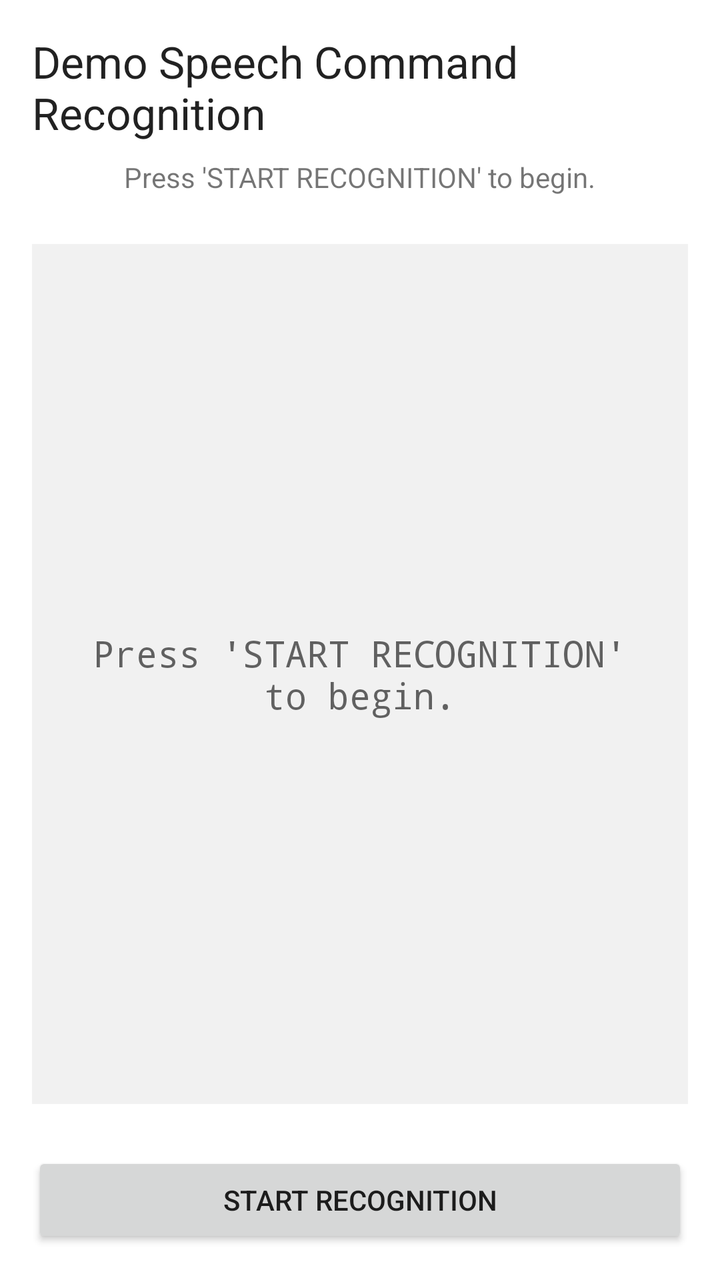
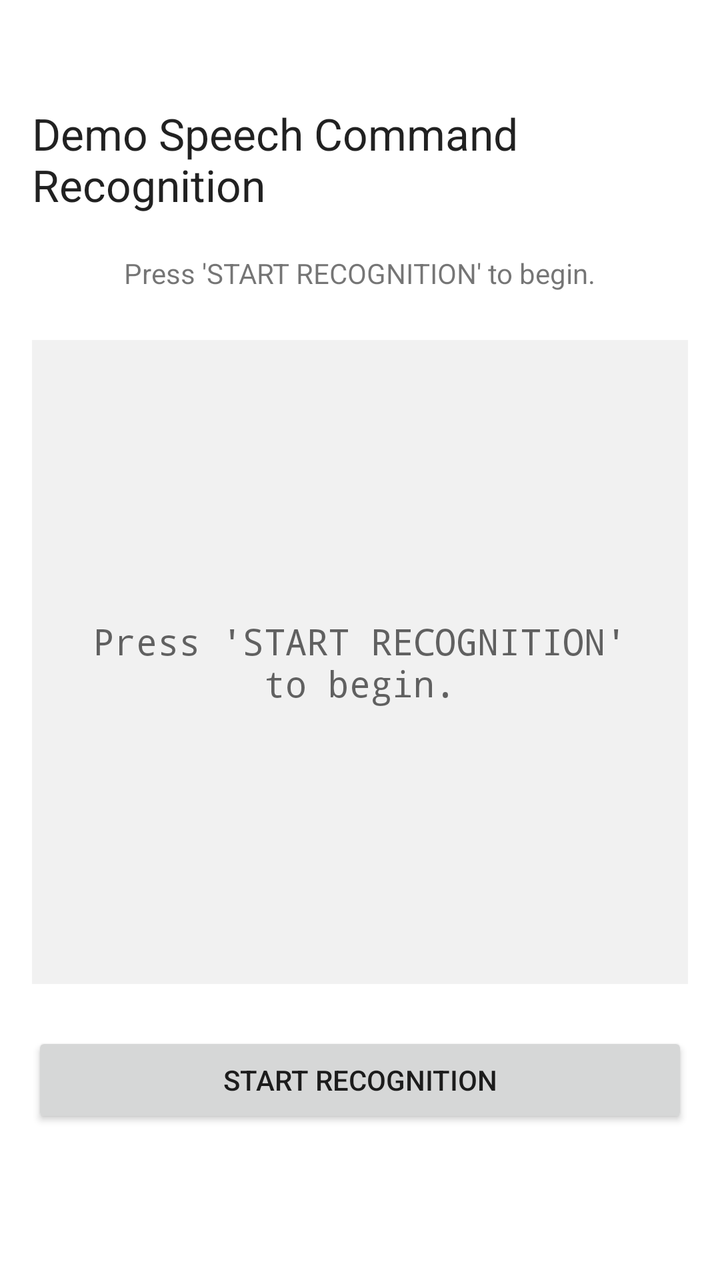

Screens rendered from an Android XML layout before and after an edit, with the pre-edit source and the edit as a unified diff.
<!-- AndroidManifest.xml: application theme Theme.DemoAppMLHD -->
<!-- res/layout/layout.xml -->
<?xml version="1.0" encoding="utf-8"?>
<androidx.constraintlayout.widget.ConstraintLayout xmlns:android="http://schemas.android.com/apk/res/android"
    xmlns:app="http://schemas.android.com/apk/res-auto"
    xmlns:tools="http://schemas.android.com/tools"
    android:layout_width="match_parent"
    android:layout_height="match_parent"
    android:padding="16dp"
    tools:context=".MainActivity">

    <TextView
        android:id="@+id/textViewTitle"
        android:layout_width="wrap_content"
        android:layout_height="wrap_content"
        android:text="@string/demo_speech_command_recognition"
        android:textAppearance="@style/TextAppearance.AppCompat.Large"
        app:layout_constraintEnd_toEndOf="parent"
        app:layout_constraintStart_toStartOf="parent"
        app:layout_constraintTop_toTopOf="parent" />

    <TextView
        android:id="@+id/textViewSubtitle"
        android:layout_width="wrap_content"
        android:layout_height="wrap_content"
        android:layout_marginTop="8dp"
        android:text="@string/press_start_recognition_to_begin"
        app:layout_constraintEnd_toEndOf="parent"
        app:layout_constraintStart_toStartOf="parent"
        app:layout_constraintTop_toBottomOf="@+id/textViewTitle" />

    <TextView
        android:id="@+id/textViewResults"
        android:layout_width="0dp"
        android:layout_height="0dp"
        android:layout_marginTop="24dp"
        android:layout_marginBottom="24dp"
        android:background="#F1F1F1"
        android:gravity="center"
        android:padding="16dp"
        android:scrollbars="vertical"
        android:text="@string/press_start_recognition_to_begin"
        android:textAppearance="@style/TextAppearance.AppCompat.Medium"
        android:fontFamily="monospace"
        app:layout_constraintBottom_toTopOf="@+id/buttonStart"
        app:layout_constraintEnd_toEndOf="parent"
        app:layout_constraintStart_toStartOf="parent"
        app:layout_constraintTop_toBottomOf="@+id/textViewSubtitle" />

    <ProgressBar
        android:id="@+id/progressBar"
        style="?android:attr/progressBarStyleHorizontal"
        android:layout_width="0dp"
        android:layout_height="wrap_content"
        android:indeterminate="true"
        android:visibility="gone"
        app:layout_constraintBottom_toTopOf="@+id/buttonStart"
        app:layout_constraintEnd_toEndOf="parent"
        app:layout_constraintStart_toStartOf="parent"
        tools:visibility="visible"/>


    <Button
        android:id="@+id/buttonStart"
        android:layout_width="0dp"
        android:layout_height="wrap_content"
        android:text="@string/start_recognition"
        app:layout_constraintBottom_toBottomOf="parent"
        app:layout_constraintEnd_toEndOf="parent"
        app:layout_constraintStart_toStartOf="parent" />

</androidx.constraintlayout.widget.ConstraintLayout>
<!-- resources referenced by this layout -->
<resources>
  <string name="demo_speech_command_recognition">Demo Speech Command Recognition</string>
  <string name="press_start_recognition_to_begin">Press \'START RECOGNITION\' to begin.</string>
  <string name="start_recognition">START RECOGNITION</string>
  <style name="Theme.DemoAppMLHD" parent="Theme.MaterialComponents.DayNight.NoActionBar" />
</resources>

<!-- the commit's change to res/layout/layout.xml (unified diff, before → after) -->
@@ -11,6 +11,7 @@
         android:id="@+id/textViewTitle"
         android:layout_width="wrap_content"
         android:layout_height="wrap_content"
+        android:layout_marginTop="36dp"
         android:text="@string/demo_speech_command_recognition"
         android:textAppearance="@style/TextAppearance.AppCompat.Large"
         app:layout_constraintEnd_toEndOf="parent"
@@ -21,7 +22,7 @@
         android:id="@+id/textViewSubtitle"
         android:layout_width="wrap_content"
         android:layout_height="wrap_content"
-        android:layout_marginTop="8dp"
+        android:layout_marginTop="20dp"
         android:text="@string/press_start_recognition_to_begin"
         app:layout_constraintEnd_toEndOf="parent"
         app:layout_constraintStart_toStartOf="parent"
@@ -45,26 +46,30 @@
         app:layout_constraintStart_toStartOf="parent"
         app:layout_constraintTop_toBottomOf="@+id/textViewSubtitle" />
 
+
     <ProgressBar
         android:id="@+id/progressBar"
         style="?android:attr/progressBarStyleHorizontal"
         android:layout_width="0dp"
         android:layout_height="wrap_content"
+        android:layout_marginBottom="4dp"
         android:indeterminate="true"
         android:visibility="gone"
         app:layout_constraintBottom_toTopOf="@+id/buttonStart"
         app:layout_constraintEnd_toEndOf="parent"
+        app:layout_constraintHorizontal_bias="0.0"
         app:layout_constraintStart_toStartOf="parent"
-        tools:visibility="visible"/>
-
+        tools:visibility="visible" />
 
     <Button
         android:id="@+id/buttonStart"
         android:layout_width="0dp"
         android:layout_height="wrap_content"
+        android:layout_marginBottom="60dp"
         android:text="@string/start_recognition"
         app:layout_constraintBottom_toBottomOf="parent"
         app:layout_constraintEnd_toEndOf="parent"
+        app:layout_constraintHorizontal_bias="0.0"
         app:layout_constraintStart_toStartOf="parent" />
 
 </androidx.constraintlayout.widget.ConstraintLayout>
